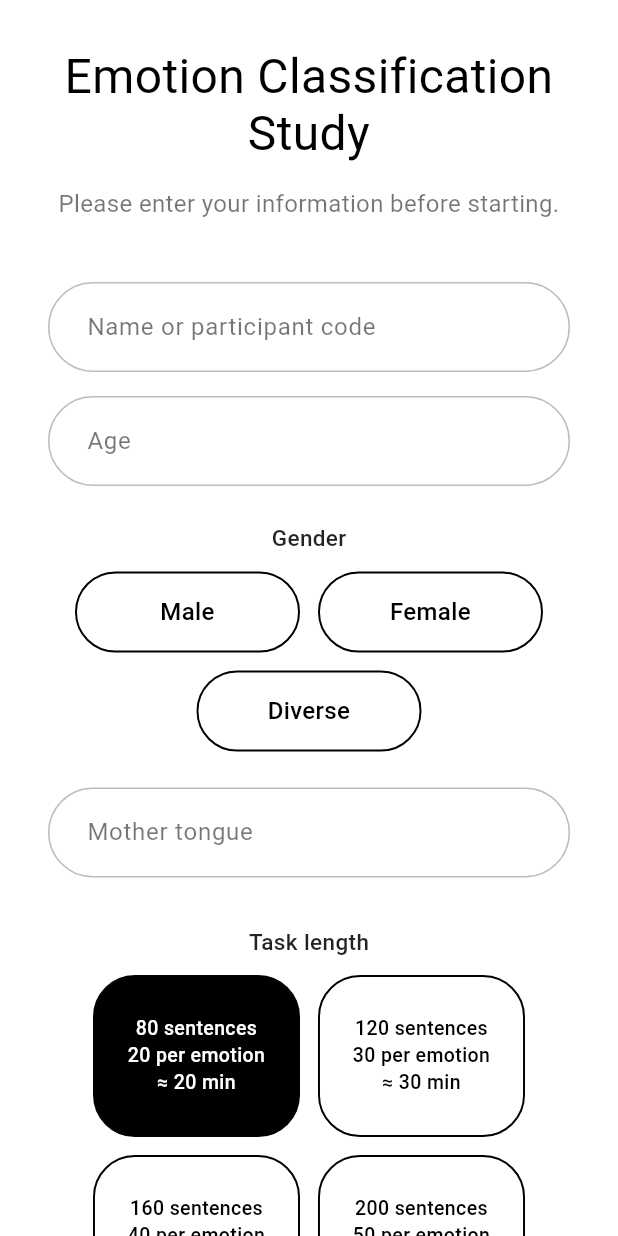
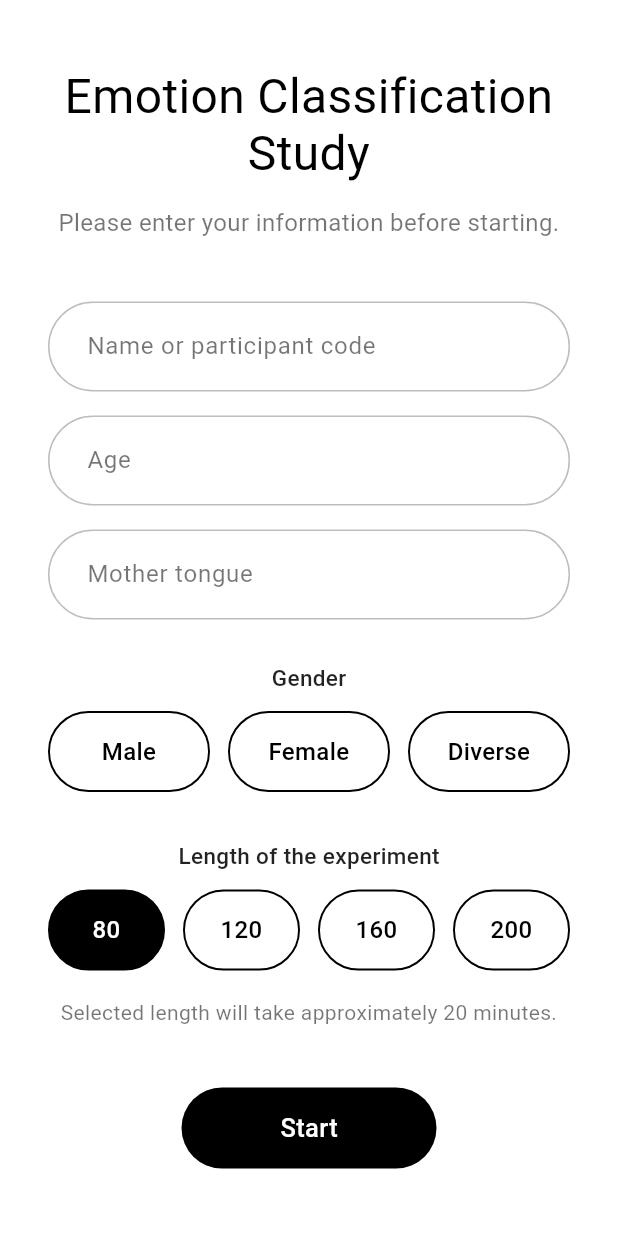
Before and after one commit to MrLaali/emotion_classification_study, a Flutter app: the screen it shows after launch, on a phone screen of 412 x 824 dp. Run offline on Flutter 3.47's test engine with Material 3 defaults, Android fonts, the phone set to English and light mode, and no system bars; Roboto replaces fonts that are missing (Arial).

Commit message:
update contact form screen

```diff
--- a/lib/screens/contact_form_screen.dart
+++ b/lib/screens/contact_form_screen.dart
@@ -18,18 +18,9 @@
   int selectedTrialCount = 80;
   bool showError = false;
 
-  final List<String> genderOptions = [
-    'Male',
-    'Female',
-    'Diverse',
-  ];
+  final List<String> genderOptions = ['Male', 'Female', 'Diverse'];
 
-  final List<int> trialOptions = [
-    80,
-    120,
-    160,
-    200,
-  ];
+  final List<int> trialOptions = [80, 120, 160, 200];
 
   @override
   void dispose() {
@@ -112,76 +103,62 @@
                     label: 'Age',
                     keyboardType: TextInputType.number,
                   ),
-                  const SizedBox(height: 24),
+                  const SizedBox(height: 16),
+                  StudyTextField(
+                    controller: motherTongueController,
+                    label: 'Mother tongue',
+                  ),
 
+                  const SizedBox(height: 28),
                   const _SectionLabel('Gender'),
                   const SizedBox(height: 12),
-                  Wrap(
-                    spacing: 12,
-                    runSpacing: 12,
-                    alignment: WrapAlignment.center,
+                  _FullWidthChoiceRow(
                     children: genderOptions.map((gender) {
-                      final selected = selectedGender == gender;
-                      return _ChoicePill(
+                      return Expanded(
+                        child: _ChoicePill(
                           label: gender,
-                        selected: selected,
+                          selected: selectedGender == gender,
                           onTap: () {
                             setState(() {
                               selectedGender = gender;
                             });
                           },
+                        ),
                       );
                     }).toList(),
                   ),
 
-                  const SizedBox(height: 24),
-                  StudyTextField(
-                    controller: motherTongueController,
-                    label: 'Mother tongue',
-                  ),
-
                   const SizedBox(height: 32),
-                  const _SectionLabel('Task length'),
+                  const _SectionLabel('Length of the experiment'),
                   const SizedBox(height: 12),
-                  Wrap(
-                    spacing: 12,
-                    runSpacing: 12,
-                    alignment: WrapAlignment.center,
+                  _FullWidthChoiceRow(
                     children: trialOptions.map((count) {
-                      final selected = selectedTrialCount == count;
-                      final perEmotion = count ~/ 4;
-                      final time = estimatedMinutes(count);
-
-                      return _ChoicePill(
-                        label: '$count sentences\n$perEmotion per emotion\n≈ $time min',
-                        selected: selected,
-                        large: true,
+                      return Expanded(
+                        child: _ChoicePill(
+                          label: '$count',
+                          selected: selectedTrialCount == count,
                           onTap: () {
                             setState(() {
                               selectedTrialCount = count;
                             });
                           },
+                        ),
                       );
                     }).toList(),
                   ),
 
                   const SizedBox(height: 18),
                   Text(
-                    'Selected duration: approximately $minutes minutes',
-                    style: const TextStyle(
-                      color: Colors.black54,
-                      fontSize: 14,
-                    ),
+                    'Selected length will take approximately $minutes minutes.',
+                    textAlign: TextAlign.center,
+                    style: const TextStyle(color: Colors.black54, fontSize: 14),
                   ),
 
                   if (showError) ...[
                     const SizedBox(height: 18),
                     const Text(
                       'Please fill in age, gender, and mother tongue.',
-                      style: TextStyle(
-                        color: Colors.black,
-                        fontSize: 14,
-                      ),
+                      style: TextStyle(color: Colors.black, fontSize: 14),
                     ),
                   ],
 
@@ -234,17 +211,16 @@
   }
 }
 
+
 class _ChoicePill extends StatefulWidget {
   final String label;
   final bool selected;
-  final bool large;
   final VoidCallback onTap;
 
   const _ChoicePill({
     required this.label,
     required this.selected,
     required this.onTap,
-    this.large = false,
   });
 
   @override
@@ -266,13 +242,11 @@
         child: AnimatedContainer(
           duration: const Duration(milliseconds: 160),
           curve: Curves.easeOut,
-          width: widget.large ? 138 : 150,
-          height: widget.large ? 108 : 54,
+          height: 54,
           alignment: Alignment.center,
-          padding: const EdgeInsets.symmetric(horizontal: 16),
           decoration: BoxDecoration(
             color: active ? Colors.black : Colors.white,
-            borderRadius: BorderRadius.circular(widget.large ? 28 : 100),
+            borderRadius: BorderRadius.circular(100),
             border: Border.all(
               color: Colors.black,
               width: 1.3,
@@ -283,8 +257,7 @@
             textAlign: TextAlign.center,
             style: TextStyle(
               color: active ? Colors.white : Colors.black,
-              fontSize: widget.large ? 13 : 16,
-              height: widget.large ? 1.35 : 1,
+              fontSize: 16,
               fontWeight: FontWeight.w500,
             ),
           ),
@@ -293,3 +266,26 @@
     );
   }
 }
+
+
+class _FullWidthChoiceRow extends StatelessWidget {
+  final List<Widget> children;
+
+  const _FullWidthChoiceRow({
+    required this.children,
+  });
+
+  @override
+  Widget build(BuildContext context) {
+    return Row(
+      children: children
+          .expand(
+            (child) => [
+              child,
+              if (child != children.last) const SizedBox(width: 12),
+            ],
+          )
+          .toList(),
+    );
+  }
+}
```
Lines whose indentation alone changed are shown as unchanged.
